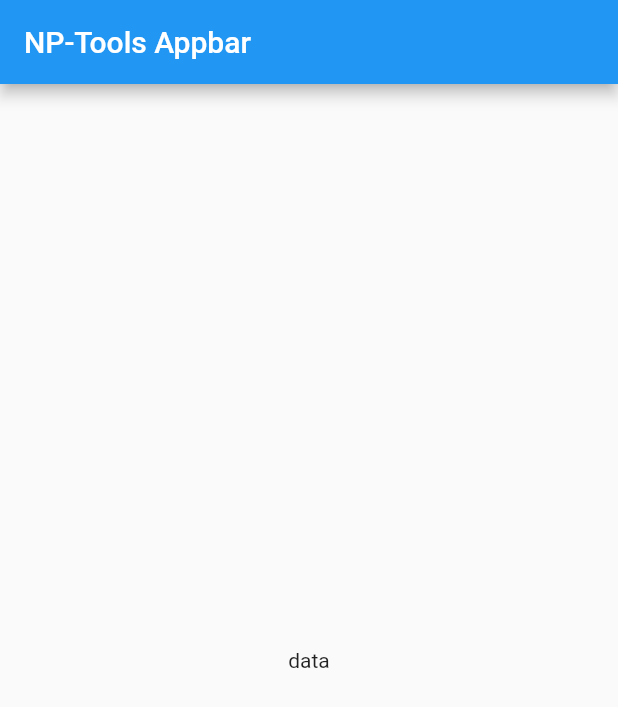
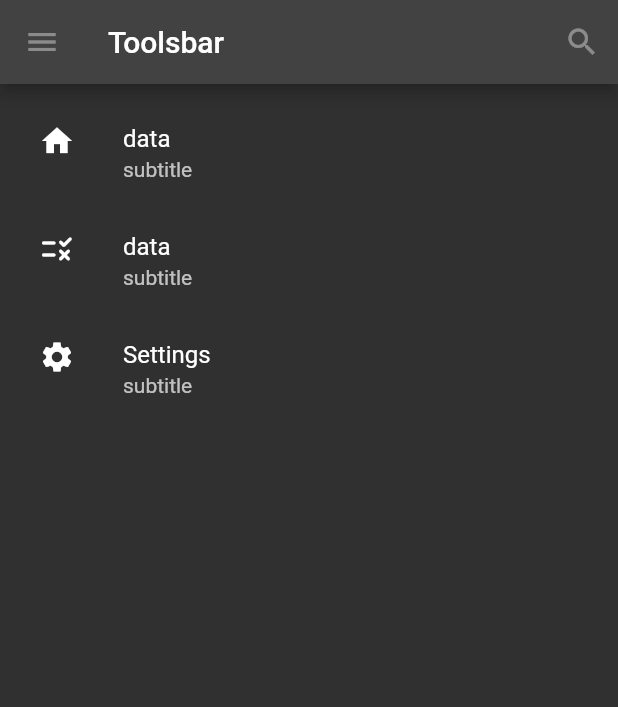
Before and after one commit to SuChenawa/NP-Tools, a Flutter app: the screen it shows after launch, on a phone screen of 412 x 824 dp. Shown: the top 707 px of the screen. Run offline on Flutter 3.47's test engine with Material 2 defaults, Android fonts, the light colour scheme and no system bars; our stand-ins replace material_color_utilities.

Commit message:
add Toolsbar

```diff
--- a/lib/main.dart
+++ b/lib/main.dart
@@ -1,38 +1,79 @@
-
 import 'package:flutter/material.dart';
+import 'package:nptools/plugins/random_dick_length.dart';
 
 void main() {
-  runApp(const NpTools());
+  runApp(Nptools());
 }
 
-class NpTools extends StatelessWidget {
-  const NpTools({Key? key}) : super(key: key);
-
-  // This widget is the root of your application.
+class Nptools extends StatelessWidget {
+  const Nptools({Key? key}) : super(key: key);
   @override
   Widget build(BuildContext context) {
     return MaterialApp(
-      title: 'NP-Tools Demo',
-      theme: ThemeData(
-        // This is the theme of your application.
-        //
-        // Try running your application with "flutter run". You'll see the
-        // application has a blue toolbar. Then, without quitting the app, try
-        // changing the primarySwatch below to Colors.green and then invoke
-        // "hot reload" (press "r" in the console where you ran "flutter run",
-        // or simply save your changes to "hot reload" in a Flutter IDE).
-        // Notice that the counter didn't reset back to zero; the application
-        // is not restarted.
-        primarySwatch: Colors.blue,
+      home: Scaffold(
+        appBar: AppBar(
+          title: const Text('Toolsbar'),
+          leading: const IconButton(
+            onPressed: null,
+            icon: Icon(Icons.menu),
+            tooltip: 'Menu',
+          ),
+          actions: const [
+            IconButton(
+              onPressed: null,
+              tooltip: 'Search',
+              icon: Icon(Icons.search),
+            )
+          ],
+        ),
+        // body: HomeContentdata(),
+        body: MenuContent(),
       ),
-      home: Scaffold(
-        appBar:AppBar(
-          title: const Text('NP-Tools Appbar'),
-        ),
-        body: const Center(
-          child: Text('data'),
-        ),
-      )
+      theme: ThemeData.dark(),
     );
   }
 }
+
+class HomeContentdata extends StatelessWidget {
+  @override
+  Widget build(BuildContext context) {
+    return Center(
+      child: Container(
+        width: 200.0,
+        height: 200.0,
+        decoration: BoxDecoration(color: Color.fromARGB(255, 255, 110, 110)),
+        child: const Text(
+          'data',
+          textAlign: TextAlign.center,
+        ),
+      ),
+    );
+  }
+}
+
+class MenuContent extends StatelessWidget {
+  @override
+  Widget build(BuildContext context) {
+    // TODO: implement build
+    return ListView(
+      padding: const EdgeInsets.all(10),
+      children: const <Widget>[
+        ListTile(
+          title: Text('data'),
+          subtitle: Text('subtitle'),
+          leading: Icon(Icons.home),
+        ),
+        ListTile(
+          title: Text('data'),
+          subtitle: Text('subtitle'),
+          leading: Icon(Icons.rule_rounded),
+        ),
+        ListTile(
+          title: Text('Settings'),
+          subtitle: Text('subtitle'),
+          leading: Icon(Icons.settings),
+        ),
+      ],
+    );
+  }
+}
--- /dev/null
+++ b/lib/plugins/random_dick_length.dart
@@ -0,0 +1,37 @@
+import 'dart:math';
+
+import 'package:flutter/material.dart';
+
+void main(List<String> args) {
+  runApp(const random_dick_length());
+}
+
+class random_dick_length extends StatelessWidget {
+  const random_dick_length({Key? key}) : super(key: key);
+
+  @override
+  Widget build(BuildContext context) {
+    return MaterialApp(
+        title: 'NP-Tools Demo',
+        theme: ThemeData(
+          // This is the theme of your application.
+          //
+          // Try running your application with "flutter run". You'll see the
+          // application has a blue toolbar. Then, without quitting the app, try
+          // changing the primarySwatch below to Colors.green and then invoke
+          // "hot reload" (press "r" in the console where you ran "flutter run",
+          // or simply save your changes to "hot reload" in a Flutter IDE).
+          // Notice that the counter didn't reset back to zero; the application
+          // is not restarted.
+          primarySwatch: Colors.blue,
+        ),
+        home: Scaffold(
+          appBar: AppBar(
+            title: const Text('NP-Tools Appbar'),
+          ),
+          body: const Center(
+            child: Text('data'),
+          ),
+        ));
+  }
+}
--- a/pubspec.yaml
+++ b/pubspec.yaml
@@ -1,5 +1,5 @@
 name: nptools
-description: A new Flutter project.
+description: A tools program.
 
 # The following line prevents the package from being accidentally published to
 # pub.dev using `flutter pub publish`. This is preferred for private packages.
```
Also changed, not shown: lib/src/shared/providers/theme.dart (added, +240 -0 lines), 1 other file.
